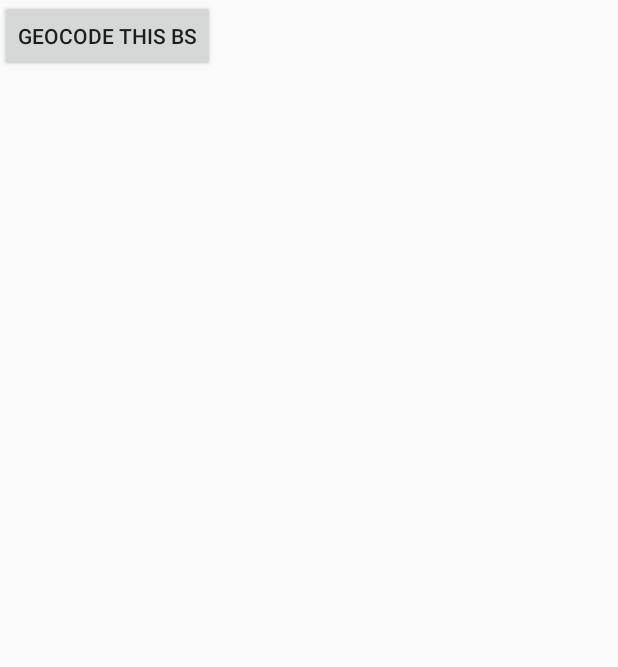
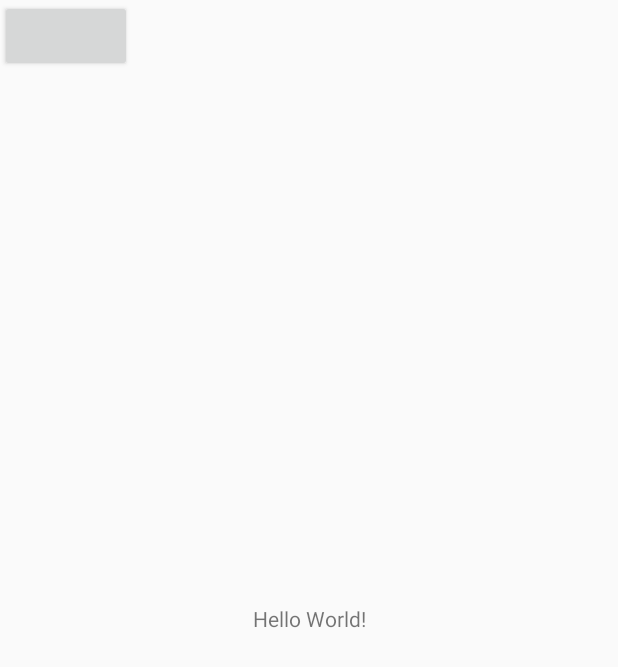
Before and after one commit to ZmanHsiao/calendar_planner, an Android app: the layout activity_main.xml on its own in the app's theme, with its tools: preview values and no code run, on a phone screen of 412 x 824 dp. Shown: the top 667 px of the screen. Run offline under Robolectric (Android 15) with nearby library versions, the phone set to English and light mode, and no system bars.

Commit message:
fix merge differences

```diff
--- a/app/src/main/AndroidManifest.xml
+++ b/app/src/main/AndroidManifest.xml
@@ -19,6 +19,7 @@
         <service
             android:name=".FetchAddressIntentService"
             android:exported="false"/>
+        <activity android:name=".add_event"></activity>
 
         <!--
              The API key for Google Maps-based APIs is defined as a string resource.
@@ -35,7 +36,6 @@
         <activity android:name=".MainActivity">
             <intent-filter>
                 <action android:name="android.intent.action.MAIN" />
-
                 <category android:name="android.intent.category.LAUNCHER" />
             </intent-filter>
         </activity>
--- a/app/src/main/java/edu/uw/colind4/calendar_planner/MainActivity.kt
+++ b/app/src/main/java/edu/uw/colind4/calendar_planner/MainActivity.kt
@@ -19,6 +19,8 @@ import com.google.android.gms.maps.model.LatLng
 import com.google.android.gms.maps.model.MarkerOptions
 import kotlinx.android.synthetic.main.activity_event_map.*
 import kotlinx.android.synthetic.main.activity_main.*
+import android.view.MenuItem
+import kotlinx.android.synthetic.main.activity_main.*
 
 class MainActivity : AppCompatActivity(), OnMapReadyCallback {
     private var lastLocation: Location? = null
@@ -34,8 +36,7 @@ class MainActivity : AppCompatActivity(), OnMapReadyCallback {
             val lat = resultData?.getDouble(Constants.LAT_KEY) ?: 0.0
             val long = resultData?.getDouble(Constants.LONG_KEY) ?: 0.0
 
-import android.view.MenuItem
-import kotlinx.android.synthetic.main.activity_main.*
+
 
 
             // Show a toast message if an address was found.
--- a/app/src/main/res/layout/activity_main.xml
+++ b/app/src/main/res/layout/activity_main.xml
@@ -1,12 +1,23 @@
 <?xml version="1.0" encoding="utf-8"?>
-<LinearLayout xmlns:android="http://schemas.android.com/apk/res/android"
+<androidx.constraintlayout.widget.ConstraintLayout xmlns:android="http://schemas.android.com/apk/res/android"
+    xmlns:app="http://schemas.android.com/apk/res-auto"
+    xmlns:tools="http://schemas.android.com/tools"
+    android:layout_width="match_parent"
     android:layout_height="match_parent"
-    android:layout_width="match_parent">
+    tools:context=".MainActivity">
+
+    <TextView
+        android:layout_width="wrap_content"
+        android:layout_height="wrap_content"
+        android:text="Hello World!"
+        app:layout_constraintBottom_toBottomOf="parent"
+        app:layout_constraintLeft_toLeftOf="parent"
+        app:layout_constraintRight_toRightOf="parent"
+        app:layout_constraintTop_toTopOf="parent" />
 
     <Button
-        android:id="@+id/button"
-        android:text="Geocode this bs"
+        android:id="@+id/newEventBtn"
         android:layout_width="wrap_content"
         android:layout_height="wrap_content"></Button>
 
-</LinearLayout>
+</androidx.constraintlayout.widget.ConstraintLayout>
```
